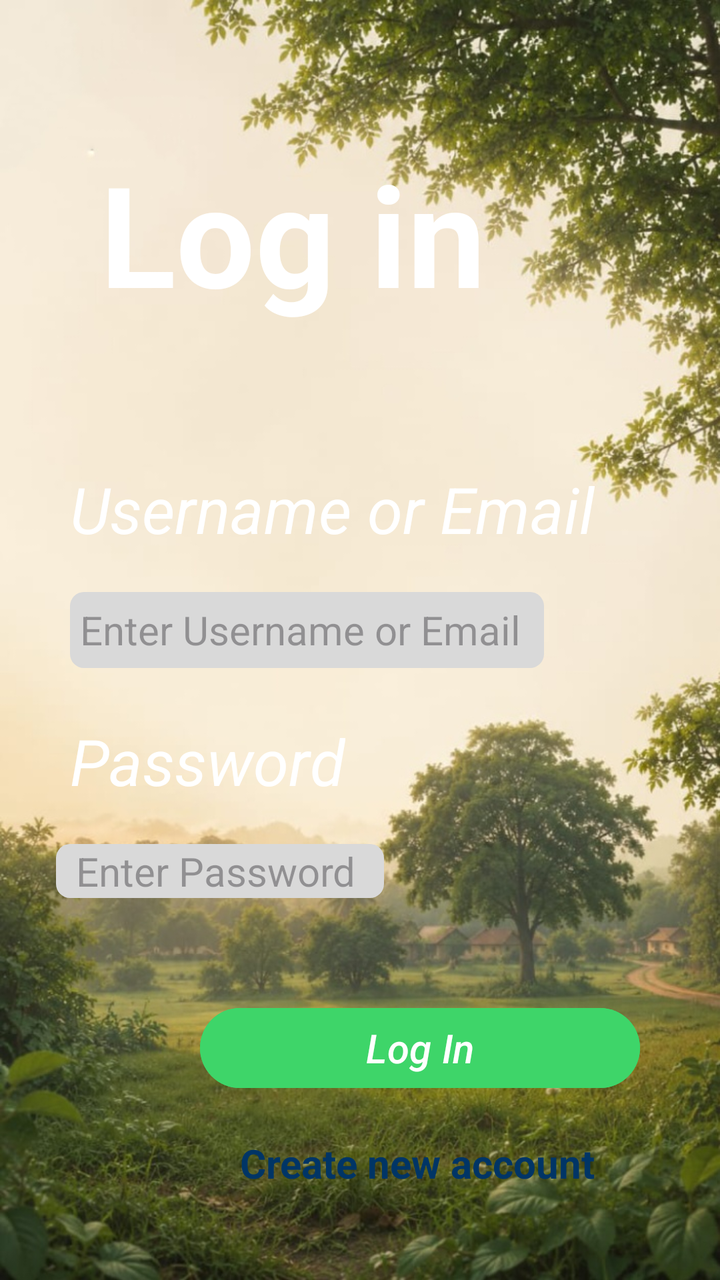
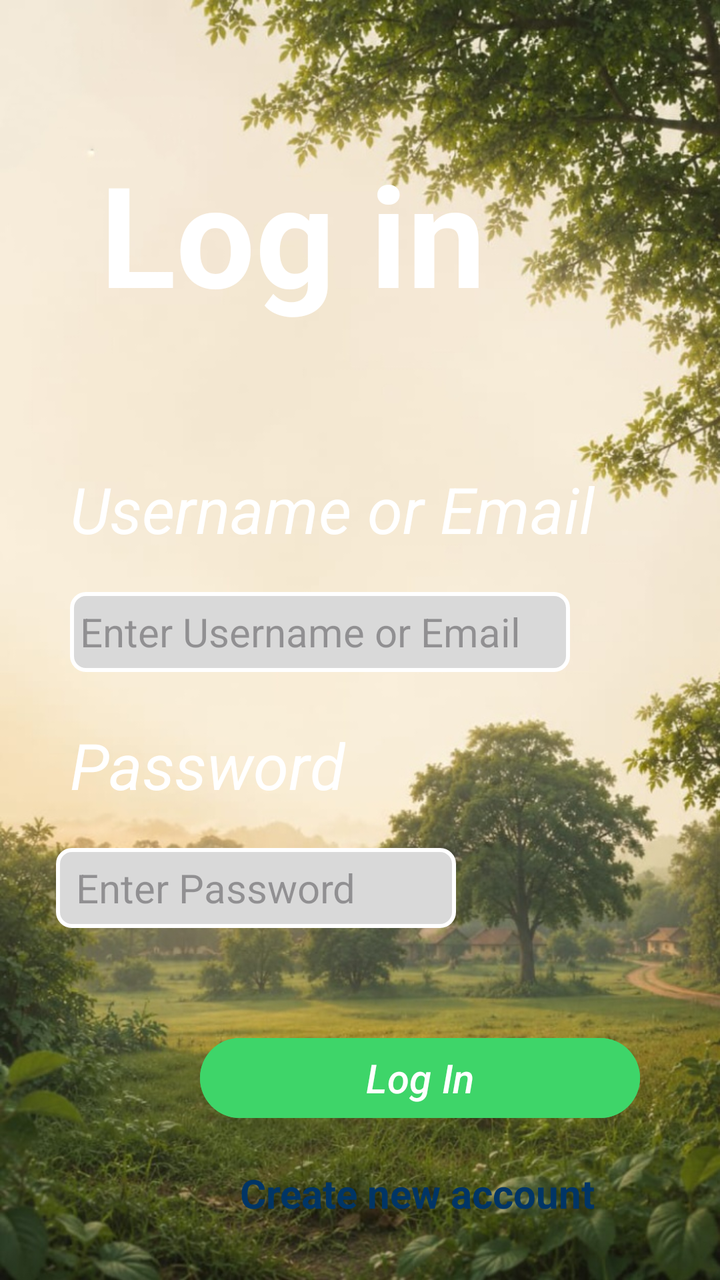

Screens rendered from an Android XML layout before and after an edit, with the pre-edit source and the edit as a unified diff.
<!-- AndroidManifest.xml: application theme Theme.VillageOS -->
<!-- res/layout/activity_loginpage.xml -->
<?xml version="1.0" encoding="utf-8"?>
<LinearLayout
    android:layout_width="match_parent"
    android:layout_height="match_parent"
    android:orientation="vertical"
    android:background="@drawable/img"
    xmlns:android="http://schemas.android.com/apk/res/android">

    <TextView
        android:layout_width="wrap_content"
        android:layout_height="wrap_content"
        android:layout_marginLeft="50dp"
        android:layout_marginTop="70dp"
        android:text="Log in"
        android:textColor="#ffffff"
        android:textSize="70dp"
        android:textStyle="bold">

    </TextView>

    <TextView
        android:layout_width="wrap_content"
        android:layout_height="wrap_content"
        android:layout_marginLeft="35dp"
        android:layout_marginTop="70dp"
        android:text="Username or Email"
        android:textColor="#ffffff"
        android:textSize="32dp"
        android:textStyle="italic">

    </TextView>

    <EditText
        android:layout_width="237dp"
        android:layout_height="38dp"
        android:layout_marginLeft="35dp"
        android:layout_marginTop="20dp"
        android:background="@drawable/editbg"
        android:hint=" Enter Username or Email"
        android:textSize="20dp">

    </EditText>

    <TextView
        android:layout_width="wrap_content"
        android:layout_height="wrap_content"
        android:text="Password"
        android:textSize="32dp"
        android:textStyle="italic"
        android:layout_marginLeft="35dp"
        android:layout_marginTop="25dp"
        android:textColor="#ffffff">

    </TextView>

    <EditText
        android:layout_width="164dp"
        android:layout_height="wrap_content"
        android:layout_marginLeft="28dp"
        android:layout_marginTop="20dp"
        android:background="@drawable/editbg"
        android:hint="  Enter Password"
        android:textSize="20dp">

    </EditText>

    <Button
        android:layout_width="220dp"
        android:layout_height="wrap_content"
        android:text="Log In"
        android:textStyle="italic"
        android:textSize="20dp"
        android:textColor="#ffffff"
        android:backgroundTint="#3ED569"
        android:layout_marginTop="51dp"
        android:layout_marginLeft="100dp">

    </Button>

    <TextView
        android:layout_width="wrap_content"
        android:layout_height="wrap_content"
        android:layout_marginLeft="120dp"
        android:layout_marginTop="20dp"
        android:text="Create new account"
        android:textColor="#003566"
        android:textSize="20dp"
        android:textStyle="bold">

    </TextView>


</LinearLayout>
<!-- resources referenced by this layout -->
<resources>
  <!-- drawable editbg (drawable) -->
  <shape xmlns:android="http://schemas.android.com/apk/res/android">
  
      <solid android:color="#D9D9D9"/>
  
  
      <corners
          android:radius="7dp"/>
  
  </shape>
  <!-- drawable img: jpeg bitmap (drawable, 216277 bytes) -->
  <style name="Theme.VillageOS" parent="Base.Theme.VillageOS" />
  <style name="Base.Theme.VillageOS" parent="Theme.Material3.DayNight.NoActionBar">
          
          
      </style>
</resources>

<!-- the commit's change to res/layout/activity_loginpage.xml (unified diff, before → after) -->
@@ -31,8 +31,8 @@
     </TextView>
 
     <EditText
-        android:layout_width="237dp"
-        android:layout_height="38dp"
+        android:layout_width="250dp"
+        android:layout_height="40dp"
         android:layout_marginLeft="35dp"
         android:layout_marginTop="20dp"
         android:background="@drawable/editbg"
@@ -54,8 +54,8 @@
     </TextView>
 
     <EditText
-        android:layout_width="164dp"
-        android:layout_height="wrap_content"
+        android:layout_width="200dp"
+        android:layout_height="40dp"
         android:layout_marginLeft="28dp"
         android:layout_marginTop="20dp"
         android:background="@drawable/editbg"
@@ -82,6 +82,7 @@
         android:layout_height="wrap_content"
         android:layout_marginLeft="120dp"
         android:layout_marginTop="20dp"
+        android:id="@+id/no1"
         android:text="Create new account"
         android:textColor="#003566"
         android:textSize="20dp"
<!-- resource entries referenced after the edit -->
@@ -6,6 +6,11 @@
       <solid android:color="#D9D9D9"/>
   
   
+      <stroke
+          android:width="2dp"
+          android:color="#ffffff">
+  
+      </stroke>
       <corners
           android:radius="7dp"/>
   
